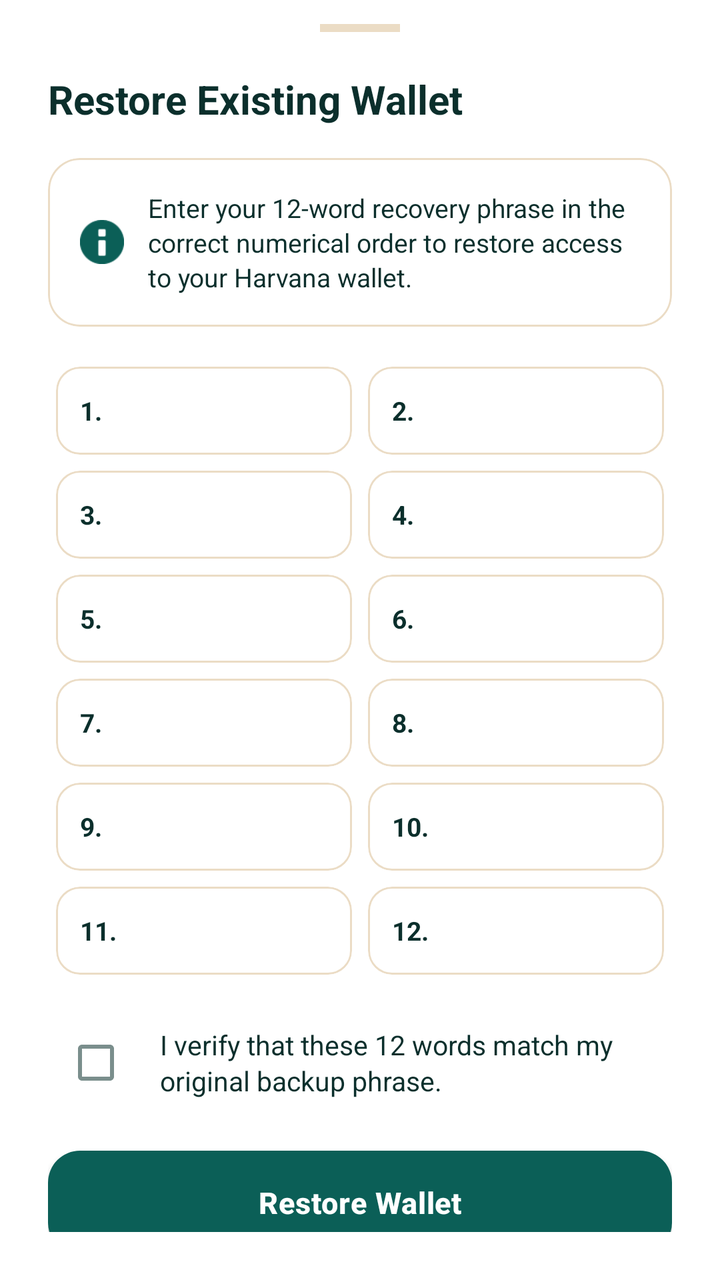
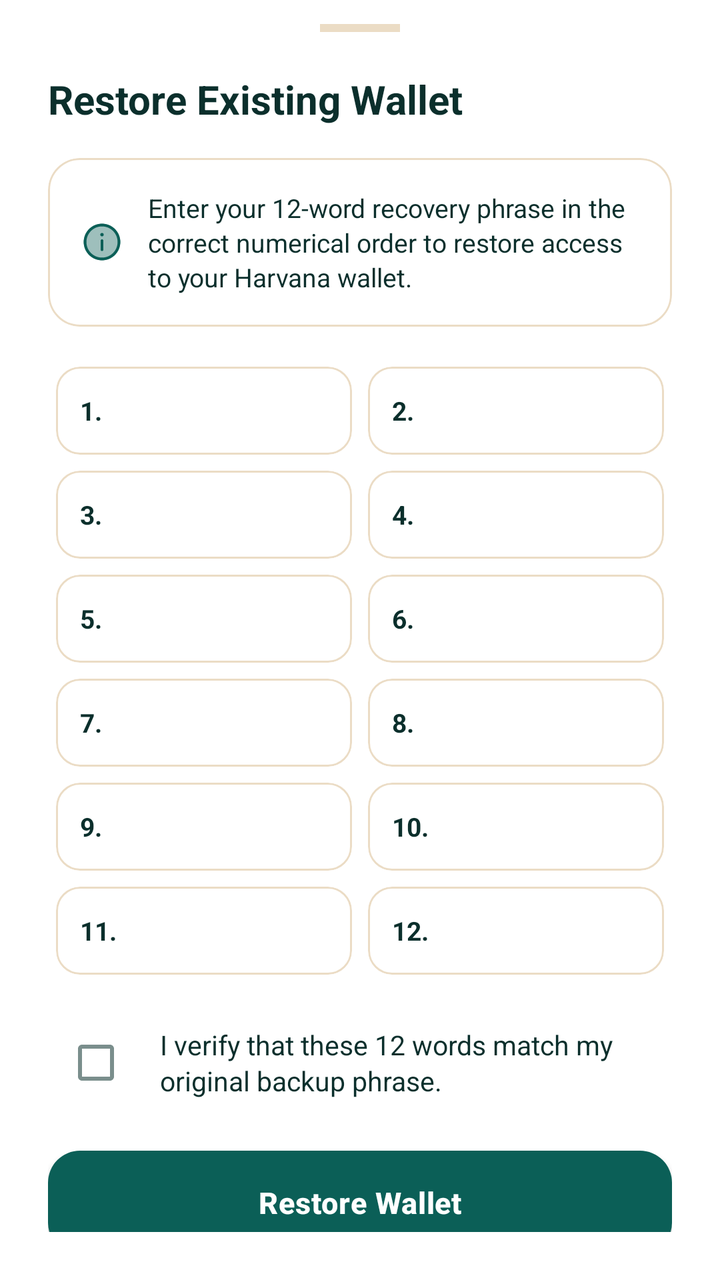

Compare the two renders of this Android layout. The source of the first and the diff that turns it into the second are given below.
<!-- AndroidManifest.xml: application theme AppTheme -->
<!-- res/layout/bottom_sheet_recovery_phrase_old.xml -->
<LinearLayout
	xmlns:android="http://schemas.android.com/apk/res/android"
	xmlns:app="http://schemas.android.com/apk/res-auto"
	xmlns:tools="http://schemas.android.com/tools"
	android:layout_width="match_parent"
	android:layout_height="wrap_content"
	android:background="?attr/colorSurface"
	android:orientation="vertical">
	<LinearLayout
		android:id="@+id/linear70"
		android:layout_width="match_parent"
		android:layout_height="wrap_content"
		android:paddingLeft="24dp"
		android:paddingTop="12dp"
		android:paddingRight="24dp"
		android:paddingBottom="24dp"
		android:gravity="center_horizontal"
		android:orientation="vertical">
		<View
			android:id="@+id/view71"
			android:layout_width="40dp"
			android:layout_height="4dp"
			android:layout_marginBottom="20dp"
			android:background="@color/colorCardStroke" />
		<TextView
			android:id="@+id/tv_title"
			android:layout_width="match_parent"
			android:layout_height="wrap_content"
			android:layout_marginBottom="16dp"
			android:text="Restore Existing Wallet"
			android:textSize="20sp"
			android:textStyle="bold"
			android:focusable="false" />
		<com.google.android.material.card.MaterialCardView
			android:id="@+id/cardview1"
			android:layout_width="match_parent"
			android:layout_height="wrap_content"
			android:layout_marginBottom="16dp"
			app:cardBackgroundColor="@color/colorSurface"
			app:cardCornerRadius="16dp"
			app:cardElevation="0dp"
			app:strokeWidth="1dp"
			app:strokeColor="@color/colorCardStroke">
			<LinearLayout
				android:id="@+id/linear72"
				android:layout_width="match_parent"
				android:layout_height="wrap_content"
				android:padding="16dp"
				android:gravity="center_vertical"
				android:orientation="horizontal">
				<com.google.android.material.imageview.ShapeableImageView
					android:id="@+id/imageview4"
					android:layout_width="22dp"
					android:layout_height="22dp"
					android:scaleType="centerInside"
					android:src="@android:drawable/ic_dialog_info"
					android:focusable="false"
					android:layout_marginEnd="12dp"
					android:contentDescription="InfoIcon"
					app:tint="@color/colorAccent" />
				<TextView
					android:id="@+id/textview7"
					android:layout_width="0dp"
					android:layout_height="wrap_content"
					android:text="Enter your 12-word recovery phrase in the correct numerical order to restore access to your Harvana wallet."
					android:textSize="13sp"
					android:layout_weight="1"
					android:focusable="false"
					android:lineSpacingExtra="2dp" />
			</LinearLayout>
		</com.google.android.material.card.MaterialCardView>
		<LinearLayout
			android:id="@+id/linear73"
			android:layout_width="match_parent"
			android:layout_height="wrap_content"
			android:layout_marginBottom="16dp"
			android:orientation="vertical">
			<LinearLayout
				android:id="@+id/linear74"
				android:layout_width="match_parent"
				android:layout_height="wrap_content"
				android:orientation="horizontal">
				<com.google.android.material.card.MaterialCardView
					android:id="@+id/cardview2"
					android:layout_width="0dp"
					android:layout_height="44dp"
					android:layout_margin="4dp"
					app:cardBackgroundColor="@color/colorSurface"
					android:layout_weight="1"
					app:cardCornerRadius="12dp"
					app:cardElevation="0dp"
					app:strokeColor="@color/colorCardStroke"
					app:strokeWidth="1dp">
					<LinearLayout
						android:id="@+id/linear75"
						android:layout_width="match_parent"
						android:layout_height="match_parent"
						android:gravity="center_vertical"
						android:paddingStart="12dp"
						android:paddingEnd="12dp">
						<TextView
							android:id="@+id/tv_num_1"
							android:layout_width="wrap_content"
							android:layout_height="wrap_content"
							android:text="1."
							android:textSize="13sp"
							android:textStyle="bold"
							android:focusable="false" />
						<com.google.android.material.textfield.TextInputEditText
							android:id="@+id/et_word_1"
							android:layout_width="match_parent"
							android:layout_height="match_parent"
							android:textSize="15sp"
							android:textStyle="bold"
							android:imeOptions="actionNext"
							android:background="@null"
							android:inputType="textNoSuggestions"
							android:layout_marginStart="8dp"
							android:focusable="true"
							android:focusableInTouchMode="true"
							android:cursorVisible="true"
							android:maxLines="1" />
					</LinearLayout>
				</com.google.android.material.card.MaterialCardView>
				<com.google.android.material.card.MaterialCardView
					android:id="@+id/cardview3"
					android:layout_width="0dp"
					android:layout_height="44dp"
					android:layout_margin="4dp"
					app:cardBackgroundColor="@color/colorSurface"
					android:layout_weight="1"
					app:cardCornerRadius="12dp"
					app:cardElevation="0dp"
					app:strokeColor="@color/colorCardStroke"
					app:strokeWidth="1dp">
					<LinearLayout
						android:id="@+id/linear76"
						android:layout_width="match_parent"
						android:layout_height="match_parent"
						android:gravity="center_vertical"
						android:paddingStart="12dp"
						android:paddingEnd="12dp">
						<TextView
							android:id="@+id/tv_num_2"
							android:layout_width="wrap_content"
							android:layout_height="wrap_content"
							android:text="2."
							android:textSize="13sp"
							android:textStyle="bold"
							android:focusable="false" />
						<com.google.android.material.textfield.TextInputEditText
							android:id="@+id/et_word_2"
							android:layout_width="match_parent"
							android:layout_height="match_parent"
							android:textSize="15sp"
							android:textStyle="bold"
							android:imeOptions="actionNext"
							android:background="@null"
							android:inputType="textNoSuggestions"
							android:layout_marginStart="8dp"
							android:focusable="true"
							android:focusableInTouchMode="true"
							android:cursorVisible="true"
							android:maxLines="1" />
					</LinearLayout>
				</com.google.android.material.card.MaterialCardView>
			</LinearLayout>
			<LinearLayout
				android:id="@+id/linear77"
				android:layout_width="match_parent"
				android:layout_height="wrap_content"
				android:orientation="horizontal">
				<com.google.android.material.card.MaterialCardView
					android:id="@+id/cardview4"
					android:layout_width="0dp"
					android:layout_height="44dp"
					android:layout_margin="4dp"
					app:cardBackgroundColor="@color/colorSurface"
					android:layout_weight="1"
					app:cardCornerRadius="12dp"
					app:cardElevation="0dp"
					app:strokeColor="@color/colorCardStroke"
					app:strokeWidth="1dp">
					<LinearLayout
						android:id="@+id/linear78"
						android:layout_width="match_parent"
						android:layout_height="match_parent"
						android:gravity="center_vertical"
						android:paddingStart="12dp"
						android:paddingEnd="12dp">
						<TextView
							android:id="@+id/tv_num_3"
							android:layout_width="wrap_content"
							android:layout_height="wrap_content"
							android:text="3."
							android:textSize="13sp"
							android:textStyle="bold"
							android:focusable="false" />
						<com.google.android.material.textfield.TextInputEditText
							android:id="@+id/et_word_3"
							android:layout_width="match_parent"
							android:layout_height="match_parent"
							android:textSize="15sp"
							android:textStyle="bold"
							android:imeOptions="actionNext"
							android:background="@null"
							android:inputType="textNoSuggestions"
							android:layout_marginStart="8dp"
							android:focusable="true"
							android:focusableInTouchMode="true"
							android:cursorVisible="true"
							android:maxLines="1" />
					</LinearLayout>
				</com.google.android.material.card.MaterialCardView>
				<com.google.android.material.card.MaterialCardView
					android:id="@+id/cardview5"
					android:layout_width="0dp"
					android:layout_height="44dp"
					android:layout_margin="4dp"
					app:cardBackgroundColor="@color/colorSurface"
					android:layout_weight="1"
					app:cardCornerRadius="12dp"
					app:cardElevation="0dp"
					app:strokeColor="@color/colorCardStroke"
					app:strokeWidth="1dp">
					<LinearLayout
						android:id="@+id/linear79"
						android:layout_width="match_parent"
						android:layout_height="match_parent"
						android:gravity="center_vertical"
						android:paddingStart="12dp"
						android:paddingEnd="12dp">
						<TextView
							android:id="@+id/tv_num_4"
							android:layout_width="wrap_content"
							android:layout_height="wrap_content"
							android:text="4."
							android:textSize="13sp"
							android:textStyle="bold"
							android:focusable="false" />
						<com.google.android.material.textfield.TextInputEditText
							android:id="@+id/et_word_4"
							android:layout_width="match_parent"
							android:layout_height="match_parent"
							android:textSize="15sp"
							android:textStyle="bold"
							android:imeOptions="actionNext"
							android:background="@null"
							android:inputType="textNoSuggestions"
							android:layout_marginStart="8dp"
							android:focusable="true"
							android:focusableInTouchMode="true"
							android:cursorVisible="true"
							android:maxLines="1" />
					</LinearLayout>
				</com.google.android.material.card.MaterialCardView>
			</LinearLayout>
			<LinearLayout
				android:id="@+id/linear80"
				android:layout_width="match_parent"
				android:layout_height="wrap_content"
				android:orientation="horizontal">
				<com.google.android.material.card.MaterialCardView
					android:id="@+id/cardview6"
					android:layout_width="0dp"
					android:layout_height="44dp"
					android:layout_margin="4dp"
					app:cardBackgroundColor="@color/colorSurface"
					android:layout_weight="1"
					app:cardCornerRadius="12dp"
					app:cardElevation="0dp"
					app:strokeColor="@color/colorCardStroke"
					app:strokeWidth="1dp">
					<LinearLayout
						android:id="@+id/linear81"
						android:layout_width="match_parent"
						android:layout_height="match_parent"
						android:gravity="center_vertical"
						android:paddingStart="12dp"
						android:paddingEnd="12dp">
						<TextView
							android:id="@+id/tv_num_5"
							android:layout_width="wrap_content"
							android:layout_height="wrap_content"
							android:text="5."
							android:textSize="13sp"
							android:textStyle="bold"
							android:focusable="false" />
						<com.google.android.material.textfield.TextInputEditText
							android:id="@+id/et_word_5"
							android:layout_width="match_parent"
							android:layout_height="match_parent"
							android:textSize="15sp"
							android:textStyle="bold"
							android:imeOptions="actionNext"
							android:background="@null"
							android:inputType="textNoSuggestions"
							android:layout_marginStart="8dp"
							android:focusable="true"
							android:focusableInTouchMode="true"
							android:cursorVisible="true"
							android:maxLines="1" />
					</LinearLayout>
				</com.google.android.material.card.MaterialCardView>
				<com.google.android.material.card.MaterialCardView
					android:id="@+id/cardview7"
					android:layout_width="0dp"
					android:layout_height="44dp"
					android:layout_margin="4dp"
					app:cardBackgroundColor="@color/colorSurface"
					android:layout_weight="1"
					app:cardCornerRadius="12dp"
					app:cardElevation="0dp"
					app:strokeColor="@color/colorCardStroke"
					app:strokeWidth="1dp">
					<LinearLayout
						android:id="@+id/linear82"
						android:layout_width="match_parent"
						android:layout_height="match_parent"
						android:gravity="center_vertical"
						android:paddingStart="12dp"
						android:paddingEnd="12dp">
						<TextView
							android:id="@+id/tv_num_6"
							android:layout_width="wrap_content"
							android:layout_height="wrap_content"
							android:text="6."
							android:textSize="13sp"
							android:textStyle="bold"
							android:focusable="false" />
						<com.google.android.material.textfield.TextInputEditText
							android:id="@+id/et_word_6"
							android:layout_width="match_parent"
							android:layout_height="match_parent"
							android:textSize="15sp"
							android:textStyle="bold"
							android:imeOptions="actionNext"
							android:background="@null"
							android:inputType="textNoSuggestions"
							android:layout_marginStart="8dp"
							android:focusable="true"
							android:focusableInTouchMode="true"
							android:cursorVisible="true"
							android:maxLines="1" />
					</LinearLayout>
				</com.google.android.material.card.MaterialCardView>
			</LinearLayout>
			<LinearLayout
				android:id="@+id/linear83"
				android:layout_width="match_parent"
				android:layout_height="wrap_content"
				android:orientation="horizontal">
				<com.google.android.material.card.MaterialCardView
					android:id="@+id/cardview8"
					android:layout_width="0dp"
					android:layout_height="44dp"
					android:layout_margin="4dp"
					app:cardBackgroundColor="@color/colorSurface"
					android:layout_weight="1"
					app:cardCornerRadius="12dp"
					app:cardElevation="0dp"
					app:strokeColor="@color/colorCardStroke"
					app:strokeWidth="1dp">
					<LinearLayout
						android:id="@+id/linear84"
						android:layout_width="match_parent"
						android:layout_height="match_parent"
						android:gravity="center_vertical"
						android:paddingStart="12dp"
						android:paddingEnd="12dp">
						<TextView
							android:id="@+id/tv_num_7"
							android:layout_width="wrap_content"
							android:layout_height="wrap_content"
							android:text="7."
							android:textSize="13sp"
							android:textStyle="bold"
							android:focusable="false" />
						<com.google.android.material.textfield.TextInputEditText
							android:id="@+id/et_word_7"
							android:layout_width="match_parent"
							android:layout_height="match_parent"
							android:textSize="15sp"
							android:textStyle="bold"
							android:imeOptions="actionNext"
							android:background="@null"
							android:inputType="textNoSuggestions"
							android:layout_marginStart="8dp"
							android:focusable="true"
							android:focusableInTouchMode="true"
							android:cursorVisible="true"
							android:maxLines="1" />
					</LinearLayout>
				</com.google.android.material.card.MaterialCardView>
				<com.google.android.material.card.MaterialCardView
					android:id="@+id/cardview9"
					android:layout_width="0dp"
					android:layout_height="44dp"
					android:layout_margin="4dp"
					app:cardBackgroundColor="@color/colorSurface"
					android:layout_weight="1"
					app:cardCornerRadius="12dp"
					app:cardElevation="0dp"
					app:strokeColor="@color/colorCardStroke"
					app:strokeWidth="1dp">
					<LinearLayout
						android:id="@+id/linear85"
						android:layout_width="match_parent"
						android:layout_height="match_parent"
						android:gravity="center_vertical"
						android:paddingStart="12dp"
						android:paddingEnd="12dp">
						<TextView
							android:id="@+id/tv_num_8"
							android:layout_width="wrap_content"
							android:layout_height="wrap_content"
							android:text="8."
							android:textSize="13sp"
							android:textStyle="bold"
							android:focusable="false" />
						<com.google.android.material.textfield.TextInputEditText
							android:id="@+id/et_word_8"
							android:layout_width="match_parent"
							android:layout_height="match_parent"
							android:textSize="15sp"
							android:textStyle="bold"
							android:imeOptions="actionNext"
							android:background="@null"
							android:inputType="textNoSuggestions"
							android:layout_marginStart="8dp"
							android:focusable="true"
							android:focusableInTouchMode="true"
							android:cursorVisible="true"
							android:maxLines="1" />
					</LinearLayout>
				</com.google.android.material.card.MaterialCardView>
			</LinearLayout>
			<LinearLayout
				android:id="@+id/linear86"
				android:layout_width="match_parent"
				android:layout_height="wrap_content"
				android:orientation="horizontal">
				<com.google.android.material.card.MaterialCardView
					android:id="@+id/cardview10"
					android:layout_width="0dp"
					android:layout_height="44dp"
					android:layout_margin="4dp"
					app:cardBackgroundColor="@color/colorSurface"
					android:layout_weight="1"
					app:cardCornerRadius="12dp"
					app:cardElevation="0dp"
					app:strokeColor="@color/colorCardStroke"
					app:strokeWidth="1dp">
					<LinearLayout
						android:id="@+id/linear87"
						android:layout_width="match_parent"
						android:layout_height="match_parent"
						android:gravity="center_vertical"
						android:paddingStart="12dp"
						android:paddingEnd="12dp">
						<TextView
							android:id="@+id/tv_num_9"
							android:layout_width="wrap_content"
							android:layout_height="wrap_content"
							android:text="9."
							android:textSize="13sp"
							android:textStyle="bold"
							android:focusable="false" />
						<com.google.android.material.textfield.TextInputEditText
							android:id="@+id/et_word_9"
							android:layout_width="match_parent"
							android:layout_height="match_parent"
							android:textSize="15sp"
							android:textStyle="bold"
							android:imeOptions="actionNext"
							android:background="@null"
							android:inputType="textNoSuggestions"
							android:layout_marginStart="8dp"
							android:focusable="true"
							android:focusableInTouchMode="true"
							android:cursorVisible="true"
							android:maxLines="1" />
					</LinearLayout>
				</com.google.android.material.card.MaterialCardView>
				<com.google.android.material.card.MaterialCardView
					android:id="@+id/cardview11"
					android:layout_width="0dp"
					android:layout_height="44dp"
					android:layout_margin="4dp"
					app:cardBackgroundColor="@color/colorSurface"
					android:layout_weight="1"
					app:cardCornerRadius="12dp"
					app:cardElevation="0dp"
					app:strokeColor="@color/colorCardStroke"
					app:strokeWidth="1dp">
					<LinearLayout
						android:id="@+id/linear88"
						android:layout_width="match_parent"
						android:layout_height="match_parent"
						android:gravity="center_vertical"
						android:paddingStart="12dp"
						android:paddingEnd="12dp">
						<TextView
							android:id="@+id/tv_num_10"
							android:layout_width="wrap_content"
							android:layout_height="wrap_content"
							android:text="10."
							android:textSize="13sp"
							android:textStyle="bold"
							android:focusable="false" />
						<com.google.android.material.textfield.TextInputEditText
							android:id="@+id/et_word_10"
							android:layout_width="match_parent"
							android:layout_height="match_parent"
							android:textSize="15sp"
							android:textStyle="bold"
							android:imeOptions="actionNext"
							android:background="@null"
							android:inputType="textNoSuggestions"
							android:layout_marginStart="8dp"
							android:focusable="true"
							android:focusableInTouchMode="true"
							android:cursorVisible="true"
							android:maxLines="1" />
					</LinearLayout>
				</com.google.android.material.card.MaterialCardView>
			</LinearLayout>
			<LinearLayout
				android:id="@+id/linear89"
				android:layout_width="match_parent"
				android:layout_height="wrap_content"
				android:orientation="horizontal">
				<com.google.android.material.card.MaterialCardView
					android:id="@+id/cardview12"
					android:layout_width="0dp"
					android:layout_height="44dp"
					android:layout_margin="4dp"
					app:cardBackgroundColor="@color/colorSurface"
					android:layout_weight="1"
					app:cardCornerRadius="12dp"
					app:cardElevation="0dp"
					app:strokeColor="@color/colorCardStroke"
					app:strokeWidth="1dp">
					<LinearLayout
						android:id="@+id/linear90"
						android:layout_width="match_parent"
						android:layout_height="match_parent"
						android:gravity="center_vertical"
						android:paddingStart="12dp"
						android:paddingEnd="12dp">
						<TextView
							android:id="@+id/tv_num_11"
							android:layout_width="wrap_content"
							android:layout_height="wrap_content"
							android:text="11."
							android:textSize="13sp"
							android:textStyle="bold"
							android:focusable="false" />
						<com.google.android.material.textfield.TextInputEditText
							android:id="@+id/et_word_11"
							android:layout_width="match_parent"
							android:layout_height="match_parent"
							android:textSize="15sp"
							android:textStyle="bold"
							android:imeOptions="actionNext"
							android:background="@null"
							android:inputType="textNoSuggestions"
							android:layout_marginStart="8dp"
							android:focusable="true"
							android:focusableInTouchMode="true"
							android:cursorVisible="true"
							android:maxLines="1" />
					</LinearLayout>
				</com.google.android.material.card.MaterialCardView>
				<com.google.android.material.card.MaterialCardView
					android:id="@+id/cardview13"
					android:layout_width="0dp"
					android:layout_height="44dp"
					android:layout_margin="4dp"
					app:cardBackgroundColor="@color/colorSurface"
					android:layout_weight="1"
					app:cardCornerRadius="12dp"
					app:cardElevation="0dp"
					app:strokeColor="@color/colorCardStroke"
					app:strokeWidth="1dp">
					<LinearLayout
						android:id="@+id/linear91"
						android:layout_width="match_parent"
						android:layout_height="match_parent"
						android:gravity="center_vertical"
						android:paddingStart="12dp"
						android:paddingEnd="12dp">
						<TextView
							android:id="@+id/tv_num_12"
							android:layout_width="wrap_content"
							android:layout_height="wrap_content"
							android:text="12."
							android:textSize="13sp"
							android:textStyle="bold"
							android:focusable="false" />
						<com.google.android.material.textfield.TextInputEditText
							android:id="@+id/et_word_12"
							android:layout_width="match_parent"
							android:layout_height="match_parent"
							android:textSize="15sp"
							android:textStyle="bold"
							android:imeOptions="actionDone"
							android:background="@null"
							android:inputType="textNoSuggestions"
							android:layout_marginStart="8dp"
							android:focusable="true"
							android:focusableInTouchMode="true"
							android:cursorVisible="true"
							android:maxLines="1" />
					</LinearLayout>
				</com.google.android.material.card.MaterialCardView>
			</LinearLayout>
		</LinearLayout>
		<LinearLayout
			android:id="@+id/linear92"
			android:layout_width="match_parent"
			android:layout_height="wrap_content"
			android:layout_marginBottom="20dp"
			android:gravity="center_vertical"
			android:orientation="horizontal">
			<com.google.android.material.checkbox.MaterialCheckBox
				android:id="@+id/cb_agree"
				android:layout_width="wrap_content"
				android:layout_height="wrap_content"
				android:textSize="12sp"
				android:focusable="false" />
			<TextView
				android:id="@+id/textview8"
				android:layout_width="0dp"
				android:layout_height="wrap_content"
				android:text="I verify that these 12 words match my original backup phrase."
				android:layout_weight="1"
				android:textSize="13.5sp"
				android:focusable="false"
				android:layout_marginStart="8dp"
				android:lineSpacingExtra="2dp" />
		</LinearLayout>
		<com.google.android.material.button.MaterialButton
			android:id="@+id/btn_restore"
			android:layout_width="match_parent"
			android:layout_height="52dp"
			android:gravity="center_horizontal|center_vertical"
			android:text="Restore Wallet"
			android:textSize="15sp"
			android:textStyle="bold"
			android:textColor="@color/colorTextOnAccent"
			app:backgroundTint="@color/colorAccent"
			app:cornerRadius="16dp"
			app:elevation="0dp"
			app:strokeWidth="0dp" />
	</LinearLayout>
</LinearLayout>
<!-- resources referenced by this layout -->
<resources>
  <color name="colorAccent">#0B5F57</color>
  <color name="colorCardStroke">#EBDCC5</color>
  <color name="colorSurface">#FFFFFF</color>
  <color name="colorTextOnAccent">#FFFFFF</color>
  <!-- drawable ic_nav_back (drawable) -->
  <?xml version="1.0" encoding="utf-8"?>
  <vector xmlns:android="http://schemas.android.com/apk/res/android"
      android:width="24dp" android:height="24dp" android:viewportWidth="24" android:viewportHeight="24"
      android:autoMirrored="true"
      android:tint="?attr/colorControlNormal">
      <path android:fillColor="#FFFFFFFF" android:pathData="M20,11H7.83l5.59,-5.59L12,4l-8,8 8,8 1.41,-1.41L7.83,13H20v-2z" />
  </vector>
  <style name="HarvanaTextView" parent="android:Widget.TextView">
          <item name="android:textColor">@color/colorTextPrimary</item>
      </style>
  <color name="colorBackground">#FFF8EE</color>
  <color name="colorTextPrimary">#0B2F2C</color>
  <color name="colorAccentDark">#084A44</color>
  <color name="colorError">#C8443F</color>
  <color name="colorTextPrimaryWhite">#FFFFFF</color>
  <color name="colorControlNormal">#587570</color>
  <color name="colorAccentRipple">#1A0B5F57</color>
  <color name="colorAccentStroke">#330B5F57</color>
  <color name="colorAccentStrong">#053D3A</color>
  <color name="colorTextSecondary">#3F5F5A</color>
  <color name="colorTextTertiary">#587570</color>
  <color name="colorPopupSurface">@color/colorSurface</color>
  <!-- unchanged entries left out for length: 14 -->
</resources>

<!-- the commit's change to res/layout/bottom_sheet_recovery_phrase_old.xml (unified diff, before → after) -->
@@ -53,7 +53,7 @@
 					android:layout_width="22dp"
 					android:layout_height="22dp"
 					android:scaleType="centerInside"
-					android:src="@android:drawable/ic_dialog_info"
+					android:src="@drawable/ic_info"
 					android:focusable="false"
 					android:layout_marginEnd="12dp"
 					android:contentDescription="InfoIcon"
<!-- resource entries referenced after the edit -->
@@ -4,13 +4,23 @@
   <color name="colorCardStroke">#EBDCC5</color>
   <color name="colorSurface">#FFFFFF</color>
   <color name="colorTextOnAccent">#FFFFFF</color>
+  <!-- drawable ic_info (drawable) -->
+  <?xml version="1.0" encoding="utf-8"?>
+  <vector xmlns:android="http://schemas.android.com/apk/res/android"
+      android:width="24dp" android:height="24dp" android:viewportWidth="24" android:viewportHeight="24">
+      <path android:fillColor="@color/colorAccent" android:fillAlpha="0.4"
+          android:pathData="M12.0016 1.99902C17.5253 1.99902 22.0031 6.47687 22.0031 12.0006C22.0031 17.5243 17.5253 22.0021 12.0016 22.0021C6.47785 22.0021 2 17.5243 2 12.0006C2 6.47687 6.47785 1.99902 12.0016 1.99902ZM12 10.5C11.5858 10.5 11.25 10.8358 11.25 11.25V16.25C11.25 16.6642 11.5858 17 12 17C12.4142 17 12.75 16.6642 12.75 16.25V11.25C12.75 10.8358 12.4142 10.5 12 10.5ZM12 9C12.5523 9 13 8.55228 13 8C13 7.44772 12.5523 7 12 7C11.4477 7 11 7.44772 11 8C11 8.55228 11.4477 9 12 9Z"/>
+      <path android:fillColor="#FFFFFFFF"
+          android:pathData="M12.0016 1.99902C17.5253 1.99902 22.0031 6.47687 22.0031 12.0006C22.0031 17.5243 17.5253 22.0021 12.0016 22.0021C6.47785 22.0021 2 17.5243 2 12.0006C2 6.47687 6.47785 1.99902 12.0016 1.99902ZM12.0016 3.49902C7.30627 3.49902 3.5 7.3053 3.5 12.0006C3.5 16.6959 7.30627 20.5021 12.0016 20.5021C16.6968 20.5021 20.5031 16.6959 20.5031 12.0006C20.5031 7.3053 16.6968 3.49902 12.0016 3.49902ZM12 10.5C12.4142 10.5 12.75 10.8358 12.75 11.25V16.25C12.75 16.6642 12.4142 17 12 17C11.5858 17 11.25 16.6642 11.25 16.25V11.25C11.25 10.8358 11.5858 10.5 12 10.5ZM12 9C12.5523 9 13 8.55229 13 8C13 7.44772 12.5523 7 12 7C11.4477 7 11 7.44772 11 8C11 8.55229 11.4477 9 12 9Z"/>
+  </vector>
   <!-- drawable ic_nav_back (drawable) -->
   <?xml version="1.0" encoding="utf-8"?>
   <vector xmlns:android="http://schemas.android.com/apk/res/android"
-      android:width="24dp" android:height="24dp" android:viewportWidth="24" android:viewportHeight="24"
-      android:autoMirrored="true"
-      android:tint="?attr/colorControlNormal">
-      <path android:fillColor="#FFFFFFFF" android:pathData="M20,11H7.83l5.59,-5.59L12,4l-8,8 8,8 1.41,-1.41L7.83,13H20v-2z" />
+      android:width="24dp" android:height="24dp" android:viewportWidth="24" android:viewportHeight="24" android:tint="?attr/colorControlNormal" android:autoMirrored="true">
+      <path android:fillColor="@color/colorAccent" android:fillAlpha="0.4"
+          android:pathData="M10.2949 19.7152C10.6883 20.1028 11.3215 20.0981 11.7091 19.7047C12.0967 19.3113 12.092 18.6782 11.6986 18.2906L6.32827 12.9992H19.9995C20.5517 12.9992 20.9995 12.5514 20.9995 11.9992C20.9995 11.4469 20.5517 10.9992 19.9995 10.9992H6.33488L11.6986 5.71428C12.092 5.32666 12.0967 4.69351 11.7091 4.3001C11.3215 3.9067 10.6883 3.90201 10.2949 4.28963L3.37073 11.112C2.87382 11.6016 2.87382 12.4032 3.37073 12.8928L10.2949 19.7152Z"/>
+      <path android:fillColor="#FFFFFFFF"
+          android:pathData="M10.7327 19.7905C11.0326 20.0762 11.5074 20.0646 11.7931 19.7647C12.0788 19.4648 12.0672 18.99 11.7673 18.7043L5.51587 12.7497L20.25 12.7497C20.6642 12.7497 21 12.4139 21 11.9997C21 11.5855 20.6642 11.2497 20.25 11.2497L5.51577 11.2497L11.7673 5.29502C12.0672 5.00933 12.0787 4.5346 11.7931 4.23467C11.5074 3.93475 11.0326 3.9232 10.7327 4.20889L3.31379 11.2756C3.14486 11.4365 3.04491 11.6417 3.01393 11.8551C3.00479 11.9019 3 11.9503 3 11.9997C3 12.0493 3.00481 12.0977 3.01398 12.1446C3.04502 12.3579 3.14496 12.563 3.31379 12.7238L10.7327 19.7905Z"/>
   </vector>
   <style name="HarvanaTextView" parent="android:Widget.TextView">
           <item name="android:textColor">@color/colorTextPrimary</item>
